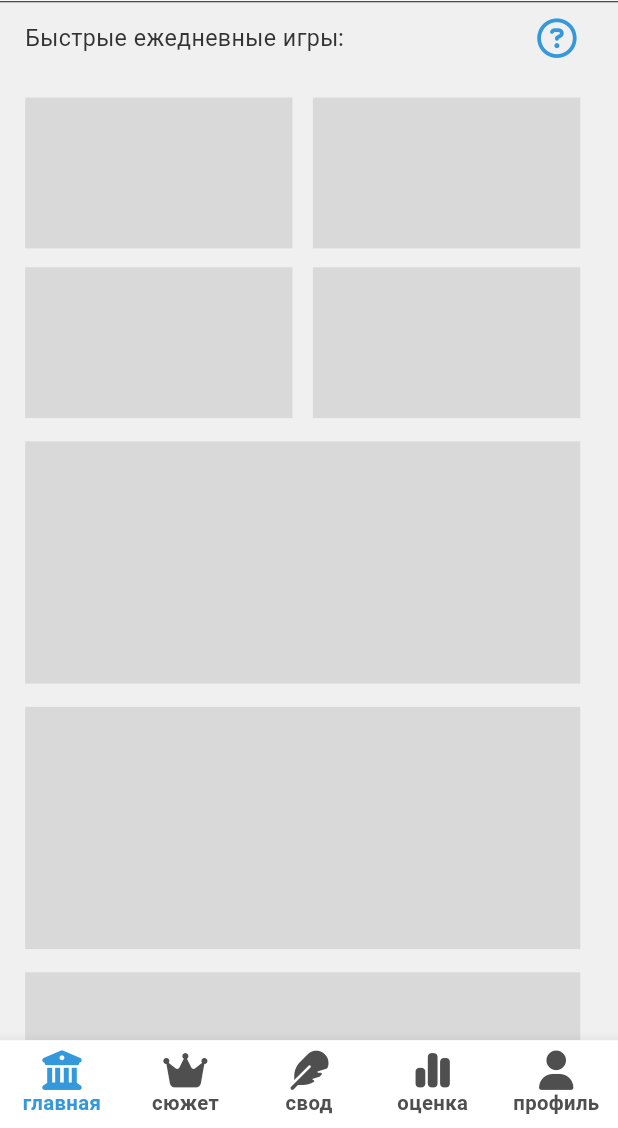
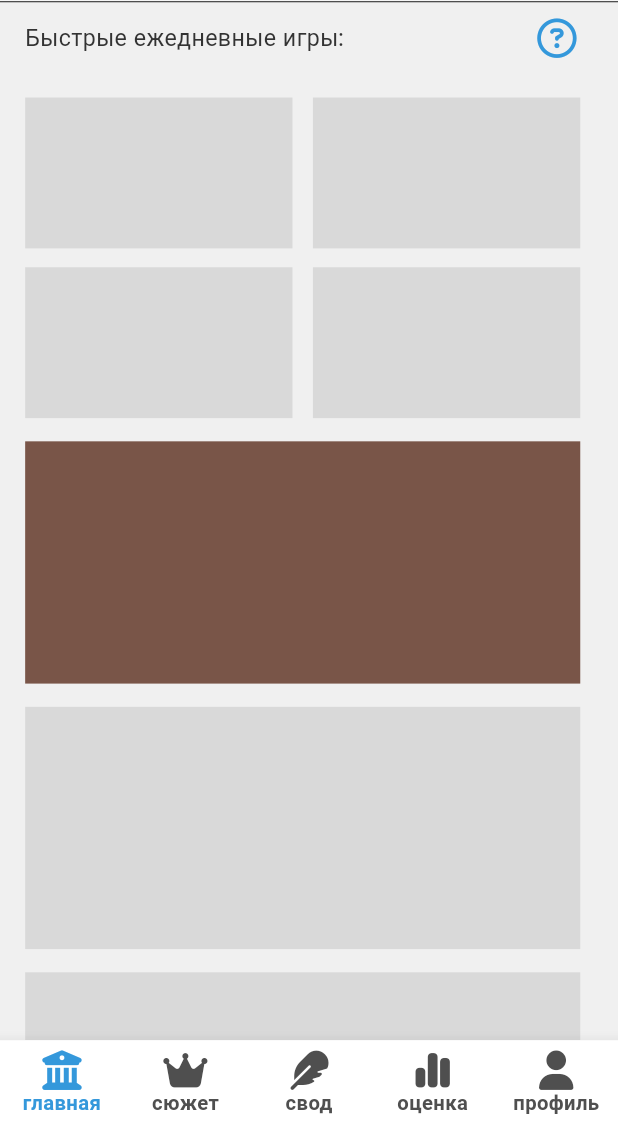
Before and after one commit to LiliaLuSol/ave_memoria, a Flutter app: the AuthReg screen opened by its route, after a tap on "Продолжить без регистрации", on a phone screen of 412 x 824 dp, the part 108-1236 px from its top. Run offline on Flutter 3.47's test engine with Material 3 defaults, Android fonts, the phone set to English and light mode, and no system bars; our stand-ins replace awesome_dialog, cached_network_image, connectivity_plus, equatable, flutter_bloc, flutter_svg and 6 more; accounts and stored records are empty.

```diff
--- a/lib/other/app_routes.dart
+++ b/lib/other/app_routes.dart
@@ -9,6 +9,7 @@ import 'package:ave_memoria/pages/registration.dart';
 import 'package:ave_memoria/main.dart';
 import 'package:ave_memoria/pages/screen_layout.dart';
 import 'package:go_router/go_router.dart';
+import '../games/cards_game/gaming_cards.dart';
 import 'app_export.dart';
 
 class AppRoutes {
@@ -20,6 +21,7 @@ class AppRoutes {
   static const registration = '/regisrtration';
   static const homepage = '/homepage';
   static const support = '/support';
+  static const game_cards = '/gaming_cards';
 
   static final GoRouter _router = GoRouter(
     routes: <GoRoute>[
@@ -61,6 +63,10 @@ class AppRoutes {
         path: homepage,
         builder: (context, state) => const BaseScreen(),
       ),
+      GoRoute(
+        path: game_cards,
+        builder: (context, state) => const CardsGame(),
+      ),
      ],
     initialLocation: root,
     errorBuilder: (context, state) => const ScreenLayout(
--- a/lib/pages/homepage.dart
+++ b/lib/pages/homepage.dart
@@ -80,7 +80,7 @@ class _HomepageState extends State<Homepage> with TickerProviderStateMixin {
                       Divider(height: 1, color: appTheme.gray),
                       Expanded(
                           child: Padding(
-                              padding: EdgeInsets.only(left: 16.h, right: 16.h),
+                              padding: EdgeInsets.symmetric(horizontal: 16.h),
                               child: SingleChildScrollView(
                                   child: Column(
                                       crossAxisAlignment:
@@ -97,7 +97,9 @@ class _HomepageState extends State<Homepage> with TickerProviderStateMixin {
                                               FontAwesomeIcons.circleQuestion,
                                               size: 25.h,
                                               color: theme.colorScheme.primary),
-                                          onPressed: () {},
+                                          onPressed: () {
+                                            null;
+                                          },
                                         )
                                       ],
                                     ),
@@ -133,6 +135,23 @@ class _HomepageState extends State<Homepage> with TickerProviderStateMixin {
                                         ),
                                       ],
                                     ),
+                                    SizedBox(height: 16.v),
+                                    GestureDetector(
+                                        child: Container(
+                                            width: 353.h,
+                                            height: 167.v,
+                                            decoration: BoxDecoration(
+                                              color: Colors.brown,
+                                              // image: DecorationImage(
+                                              //     image: AssetImage(
+                                              //         "assets/background_button.png"),
+                                              //     fit: BoxFit.cover
+                                              // ),
+                                            )),
+                                        onTap: () {
+                                          GoRouter.of(context)
+                                              .push(AppRoutes.game_cards);
+                                        }),
                                     SizedBox(height: 16.v),
                                     Container(
                                       color: appTheme.lightGray,
--- a/lib/theme/custom_text_style.dart
+++ b/lib/theme/custom_text_style.dart
@@ -53,6 +53,14 @@ class CustomTextStyles {
 
   static get semiBold14Text => theme.textTheme.bodyMedium!.copyWith(
       color: theme.colorScheme.onPrimary, fontWeight: FontWeight.w600);
+
+  static get regular24Text => theme.textTheme.bodyMedium!
+      .copyWith(color: theme.colorScheme.onPrimary, fontSize: 24.fSize);
+
+  static get light20Text => theme.textTheme.bodyMedium!.copyWith(
+      color: theme.colorScheme.onPrimary,
+      fontSize: 20.fSize,
+      fontWeight: FontWeight.w300);
 }
 
 extension on TextStyle {
```
Also changed, not shown: lib/games/cards_game/card.dart (+6 -14 lines), lib/games/cards_game/gaming_cards.dart (+68 -31 lines), lib/games/cards_game/utils.dart (+15 -14 lines), lib/utils/image_constant.dart (+13 -0 lines), assets/images/1_jug.png (added), assets/images/2_jug.png (added), assets/images/3_jug.png (added), assets/images/4_jug.png (added), assets/images/5_jug.png (added), assets/images/hidden.png (added), assets/images/img_grommet_icons_money.svg (deleted).
